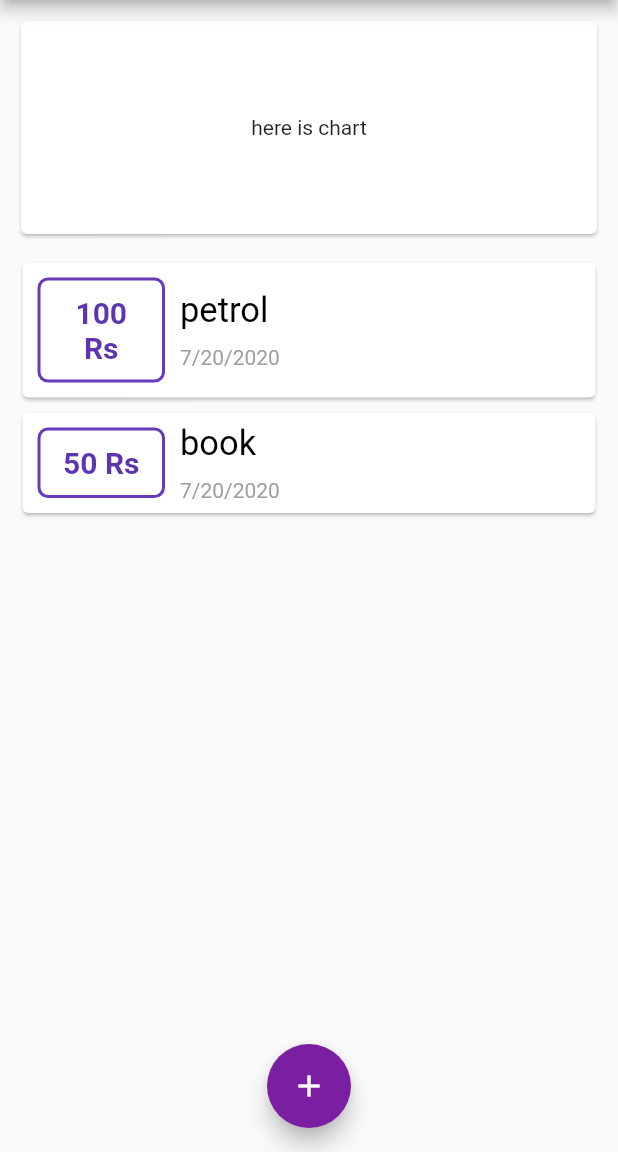
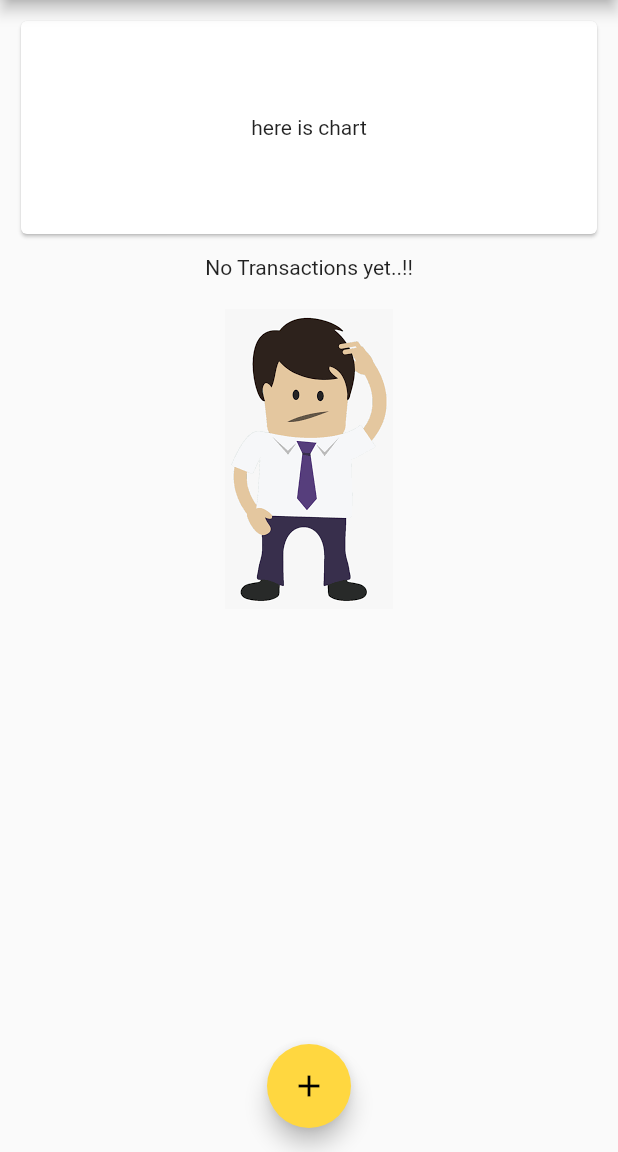
Before and after one commit to ziyadonji/Inout-expense-app, a Flutter app: the screen it shows after launch, on a phone screen of 412 x 824 dp, the part 84-1236 px from its top. Run offline on Flutter 3.47's test engine with Material 2 defaults, Android fonts, the phone set to English and light mode, and no system bars.

Commit message:
assets and fonts

```diff
--- a/lib/main.dart
+++ b/lib/main.dart
@@ -12,7 +12,9 @@ class MyApp extends StatelessWidget {
   Widget build(BuildContext context) {
     return MaterialApp(
       title: "INOUT",
-      theme: ThemeData(primarySwatch: Colors.deepPurple,
+      theme: ThemeData(
+        primarySwatch: Colors.deepPurple,
+        accentColor: Colors.amberAccent,
       ),
       debugShowCheckedModeBanner: false,
       home: Home(),
@@ -51,18 +53,18 @@ class _HomeState extends State<Home> {
   }
 
   final List<Transaction> _transaction = [
-    Transaction(
-      cost: 100,
-      date: DateTime.now(),
-      id: "1",
-      title: "petrol",
-    ),
-    Transaction(
-      cost: 50,
-      date: DateTime.now(),
-      id: "2",
-      title: "book",
-    ),
+    // Transaction(
+    //   cost: 100,
+    //   date: DateTime.now(),
+    //   id: "1",
+    //   title: "petrol",
+    // ),
+    // Transaction(
+    //   cost: 50,
+    //   date: DateTime.now(),
+    //   id: "2",
+    //   title: "book",
+    // ),
   ];
 
   @override
@@ -78,7 +80,7 @@ class _HomeState extends State<Home> {
         ],
         title: Text('InOut'),
         centerTitle: true,
-        backgroundColor: Colors.deepPurple[700],
+        backgroundColor:Theme.of(context).primaryColorDark ,
       ),
       body: ListView(
         children: [
@@ -101,7 +103,7 @@ class _HomeState extends State<Home> {
           _startAddNewTransaction(context);
         },
         child: Icon(Icons.add),
-        backgroundColor: Colors.purple[700],
+
       ),
     );
   }
--- /dev/null
+++ b/lib/models/MyTheme.dart
@@ -0,0 +1,13 @@
+import 'package:flutter/cupertino.dart';
+import 'package:flutter/material.dart';
+
+class MyTheme extends TextStyle {
+
+    final TextStyle titleStyle=TextStyle(
+      fontSize: 20,
+      fontWeight: FontWeight.bold,
+
+    );
+
+
+}
--- a/lib/widgets/transaction_list.dart
+++ b/lib/widgets/transaction_list.dart
@@ -1,4 +1,5 @@
 import 'package:flutter/material.dart';
+
 
 import 'package:intl/intl.dart';
 
@@ -10,7 +11,13 @@ class TransactionList extends StatelessWidget {
   Widget build(BuildContext context) {
     return Container(
       height: 310,
-      child: ListView.builder(
+      child: _transaction.isEmpty?Column(
+        children:[Text("No Transactions yet..!!",),
+
+        SizedBox(height:20)
+          ,Container(height:200,child: Image.asset("assets/images/waiting.png",fit: BoxFit.cover,)),
+        ],
+      ):ListView.builder(
         itemCount: _transaction.length,
         physics: AlwaysScrollableScrollPhysics(),
         itemBuilder: (context, index) {
@@ -35,7 +42,7 @@ class TransactionList extends StatelessWidget {
                   '${_transaction[index].cost.toStringAsFixed(0)} Rs',
                   textAlign: TextAlign.center,
                   style: TextStyle(
-                    color: Colors.deepPurple[600],
+                    color: Theme.of(context).primaryColor,
                     fontSize: 20,
                     fontWeight: FontWeight.bold,
                   ),
--- a/pubspec.yaml
+++ b/pubspec.yaml
@@ -46,9 +46,9 @@ flutter:
   uses-material-design: true
 
   # To add assets to your application, add an assets section, like this:
-  # assets:
-  #   - images/a_dot_burr.jpeg
-  #   - images/a_dot_ham.jpeg
+  assets:
+    - assets/images/waiting.png
+
 
   # An image asset can refer to one or more resolution-specific "variants", see
   # https://flutter.dev/assets-and-images/#resolution-aware.
```
Also changed, not shown: assets/images/waiting.png (added).
